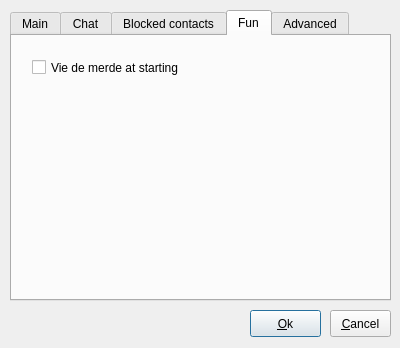
First picture: the form in ui/Options.ui, repository 8102/QNetSoul, before the edit.
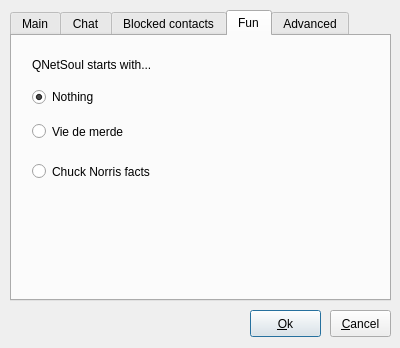
Second picture: the form after the edit. The open tabs and pages were chosen to show the change. Icons and pictures are not drawn. Custom widgets are drawn as their Qt base class.

Commit message: Version 0.3: Options cancel button fixed

Patch:
```diff
--- a/ui/Options.ui
+++ b/ui/Options.ui
@@ -431,21 +431,79 @@
     <attribute name="title">
      <string>Fun</string>
     </attribute>
-    <widget class="QCheckBox" name="startingVdmCheckBox">
+    <widget class="QRadioButton" name="nothingRadioButton">
+     <property name="geometry">
+      <rect>
+       <x>20</x>
+       <y>50</y>
+       <width>341</width>
+       <height>22</height>
+      </rect>
+     </property>
+     <property name="text">
+      <string>Nothing</string>
+     </property>
+     <property name="checked">
+      <bool>true</bool>
+     </property>
+    </widget>
+    <widget class="QRadioButton" name="vdmRadioButton">
+     <property name="geometry">
+      <rect>
+       <x>20</x>
+       <y>80</y>
+       <width>341</width>
+       <height>31</height>
+      </rect>
+     </property>
+     <property name="text">
+      <string>Vie de merde</string>
+     </property>
+     <property name="icon">
+      <iconset resource="../Images.qrc">
+       <normaloff>:/images/vdm.png</normaloff>:/images/vdm.png</iconset>
+     </property>
+     <property name="iconSize">
+      <size>
+       <width>32</width>
+       <height>32</height>
+      </size>
+     </property>
+    </widget>
+    <widget class="QRadioButton" name="cnfRadioButton">
+     <property name="geometry">
+      <rect>
+       <x>20</x>
+       <y>120</y>
+       <width>351</width>
+       <height>31</height>
+      </rect>
+     </property>
+     <property name="text">
+      <string>Chuck Norris facts</string>
+     </property>
+     <property name="icon">
+      <iconset resource="../Images.qrc">
+       <normaloff>:/images/chucknorris.png</normaloff>:/images/chucknorris.png</iconset>
+     </property>
+     <property name="iconSize">
+      <size>
+       <width>32</width>
+       <height>32</height>
+      </size>
+     </property>
+    </widget>
+    <widget class="QLabel" name="startwithLabel">
      <property name="geometry">
       <rect>
        <x>20</x>
        <y>20</y>
-       <width>221</width>
-       <height>23</height>
+       <width>341</width>
+       <height>17</height>
       </rect>
      </property>
      <property name="text">
-      <string>Vie de merde at starting</string>
-     </property>
-     <property name="icon">
-      <iconset resource="../Images.qrc">
-       <normaloff>:/images/tongue.png</normaloff>:/images/tongue.png</iconset>
+      <string>QNetSoul starts with...</string>
      </property>
     </widget>
    </widget>
```
Left out of the diff: 4 changed lines with no effect on the pictures. The commit also changes 18 other files.
